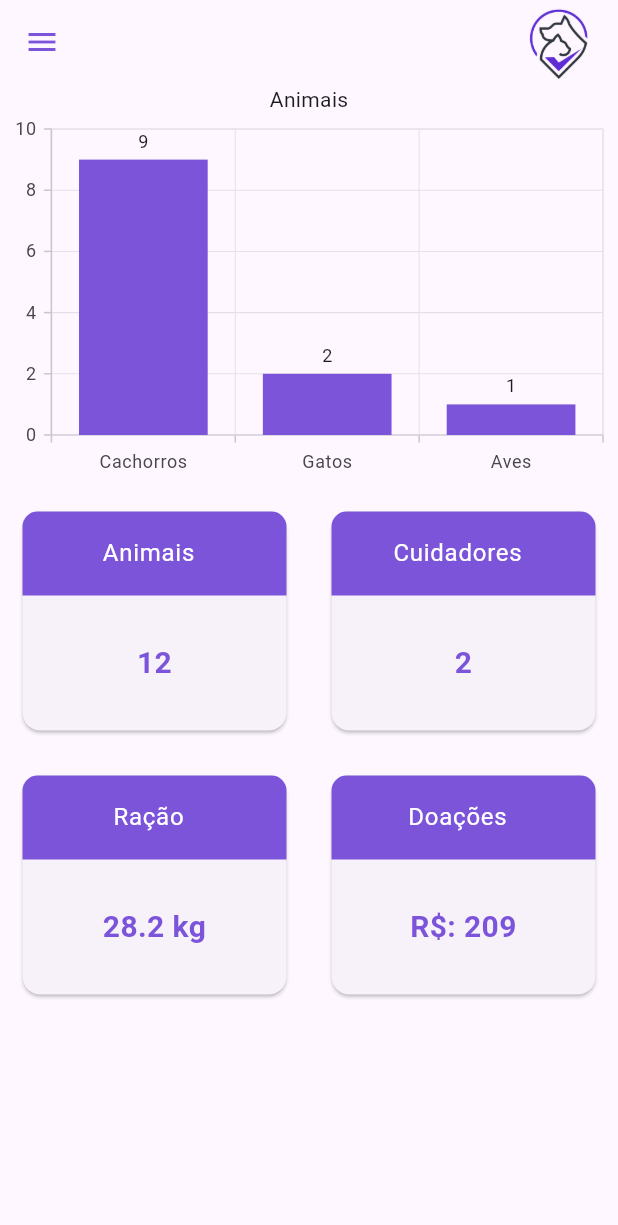
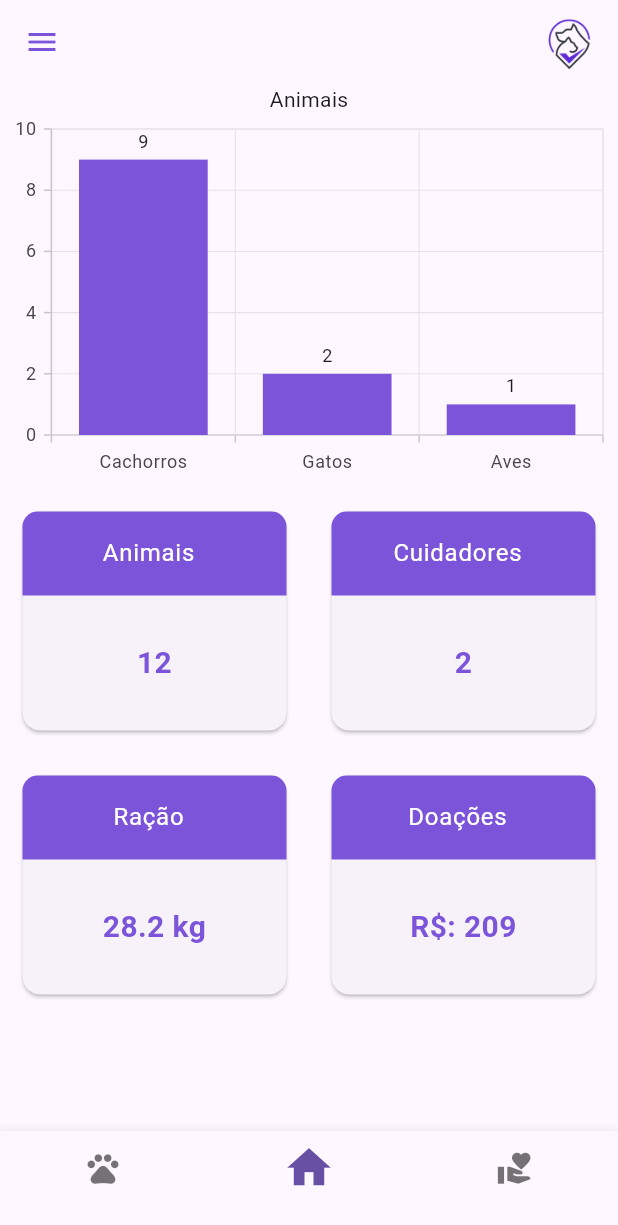
Before and after one commit to igoor1/AnshinPet-App, a Flutter app: the HomePage screen opened by its route, on a phone screen of 412 x 824 dp. Shown: the top 1225 px of the screen. Run offline on Flutter 3.47's test engine with Material 3 defaults, Android fonts, the light colour scheme and no system bars; our stand-ins replace shared_preferences, syncfusion_flutter_charts; accounts and stored records are empty.

Commit message:
refactor: Exporting appbar as a component and assigning bottomNavigationBar to the homepage

```diff
--- /dev/null
+++ b/lib/res/components/appbar_custom.dart
@@ -0,0 +1,22 @@
+import 'package:flutter/material.dart';
+
+class AppbarCustom extends StatelessWidget implements PreferredSizeWidget {
+  const AppbarCustom({super.key});
+
+  @override
+  Widget build(BuildContext context) {
+    return AppBar(
+      actions: [
+        Image.asset(
+          'images/logo_minimal.png',
+          height: 35,
+        )
+      ],
+      actionsPadding: EdgeInsets.fromLTRB(0, 5, 15, 2),
+      iconTheme: IconThemeData(color: Color.fromRGBO(124, 84, 217, 1)),
+    );
+  }
+
+  @override
+  Size get preferredSize => Size.fromHeight(kToolbarHeight);
+}
--- a/lib/view/home_page.dart
+++ b/lib/view/home_page.dart
@@ -1,12 +1,19 @@
+import 'package:anshinpet/res/components/appbar_custom.dart';
+import 'package:anshinpet/res/components/bottom_navigation_bar_custom.dart';
 import 'package:flutter/material.dart';
 
 import 'package:syncfusion_flutter_charts/charts.dart';
 
 import 'package:anshinpet/res/components/drawer_custom.dart';
 
-class HomePage extends StatelessWidget {
+class HomePage extends StatefulWidget {
   const HomePage({super.key});
 
+  @override
+  State<HomePage> createState() => _HomePageState();
+}
+
+class _HomePageState extends State<HomePage> {
   @override
   Widget build(BuildContext context) {
     final List<ChartData> chartData = [
@@ -16,11 +23,7 @@ class HomePage extends StatelessWidget {
     ];
 
     return Scaffold(
-      appBar: AppBar(
-        actions: [Image.asset('images/logo_minimal.png')],
-        actionsPadding: EdgeInsets.fromLTRB(0, 5, 15, 2),
-        iconTheme: IconThemeData(color: Color.fromRGBO(124, 84, 217, 1)),
-      ),
+        appBar: AppbarCustom(),
         drawer: DrawerCustom(),
         body: SingleChildScrollView(
           child: Column(
@@ -38,7 +41,8 @@ class HomePage extends StatelessWidget {
                             dataSource: chartData,
                             xValueMapper: (ChartData data, _) => data.x,
                             yValueMapper: (ChartData data, _) => data.y,
-                          dataLabelSettings: DataLabelSettings(isVisible: true),
+                            dataLabelSettings:
+                                DataLabelSettings(isVisible: true),
                           ),
                         ])),
               ),
@@ -61,7 +65,9 @@ class HomePage extends StatelessWidget {
             ],
           ),
         ),
-    );
+        bottomNavigationBar: BottomNavigationBarCustom(
+          valueIndex: 1,
+        ));
   }
 
   Widget CardBuilder(title, value) {
```
Lines whose indentation alone changed are shown as unchanged.
